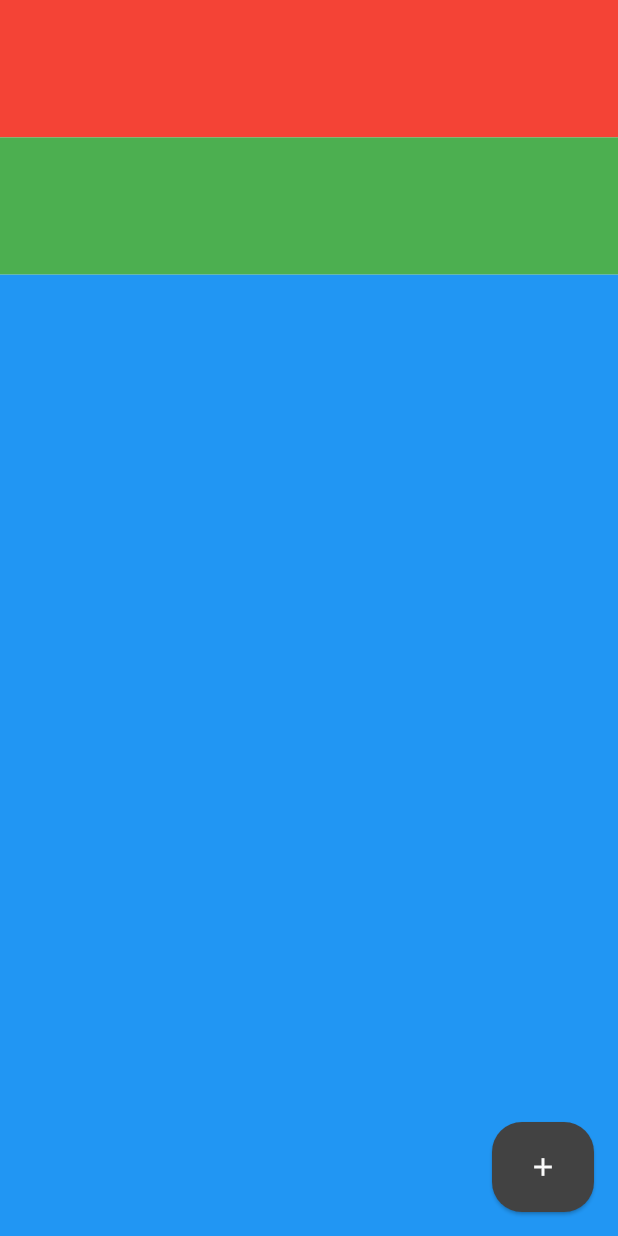
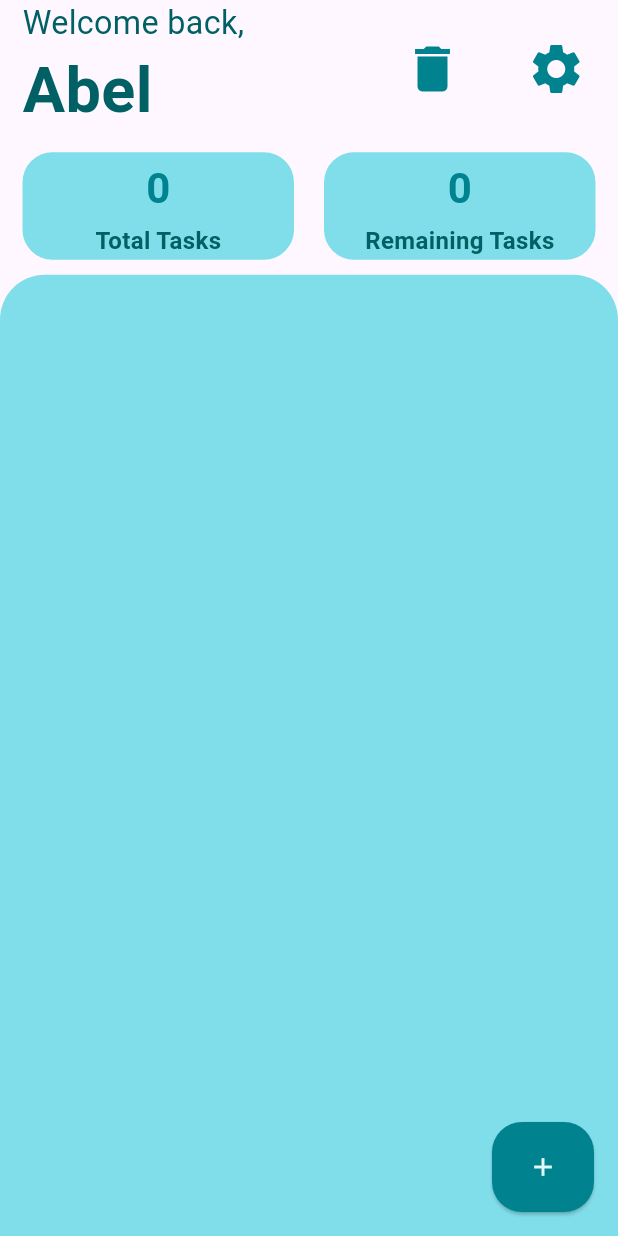
Before and after one commit to Abdallah-Chaouby/next_day_better_you, a Flutter app: the screen it shows after launch, on a phone screen of 412 x 824 dp. Run offline on Flutter 3.47's test engine with Material 3 defaults, Android fonts, the phone set to English and light mode, and no system bars.

Commit message:
Updated UI and task model, resolved README.md conflict

```diff
--- a/lib/view_models/app_view_model.dart
+++ b/lib/view_models/app_view_model.dart
@@ -3,28 +3,65 @@ import '../models/task_model.dart';
 import '../models/user_model.dart';
 
 class AppViewModel extends ChangeNotifier {
-  List <Task> tasks = <Task>[];
+  // Data
+  List<Task> tasks = [];
   User user = User("Abel");
 
-  Color clrLvl1 = Colors.grey.shade50;
-  Color clrLvl2 = Colors.grey.shade200;
-  Color clrLvl3 = Colors.grey.shade800;
-  Color clrLvl4 = Colors.grey.shade900;
+  // Colors
+  final Color clrLvl1 = Colors.cyan.shade50;
+  final Color clrLvl2 = Colors.cyan.shade200;
+  final Color clrLvl3 = Colors.cyan.shade800;
+  final Color clrLvl4 = Colors.cyan.shade900;
 
+  // Getters
+  int get numTasks => tasks.length;
+  int get numTasksRemaining => tasks.where((task) => !task.complete).length;
+  String get username => user.username;
+
+  // Task Management
   void addTask(Task newTask) {
     tasks.add(newTask);
     notifyListeners();
-
   }
 
+  bool getTaskValue(int taskIndex) => tasks[taskIndex].complete;
+  String getTaskTitle(int taskIndex) => tasks[taskIndex].title;
+
+  void setTaskValue(int taskIndex, bool taskValue) {
+    tasks[taskIndex].complete = taskValue;
+    notifyListeners();
+  }
+
+  void deleteTask(int taskIndex) {
+    tasks.removeAt(taskIndex);
+    notifyListeners();
+  }
+
+  void deleteAllTasks() {
+    tasks.clear();
+    notifyListeners();
+  }
+
+  void deleteCompletedTasks() {
+    tasks = tasks.where((task) => !task.complete).toList();
+    notifyListeners();
+  }
+
+  // User Management
+  void updateUsername(String newUsername) {
+    user.username = newUsername;
+    notifyListeners();
+  }
+
+  // UI Helpers
   void bottomSheetBuilder(Widget bottomSheetView, BuildContext context) {
     showModalBottomSheet(
-      shape: RoundedRectangleBorder(borderRadius: BorderRadius.circular(42)),
+      context: context,
+      shape: RoundedRectangleBorder(
+        borderRadius: BorderRadius.circular(42),
+      ),
       clipBehavior: Clip.antiAliasWithSaveLayer,
-      context: context, builder: ((context) {
-      return bottomSheetView;
-    }));
-
-
+      builder: (context) => bottomSheetView,
+    );
+  }
 }
-}
--- /dev/null
+++ b/lib/views/header_view.dart
@@ -0,0 +1,64 @@
+import 'package:flutter/material.dart';
+import 'package:newyoubetteryou/view_models/app_view_model.dart';
+import 'package:newyoubetteryou/views/bottom_sheets/delete_bottom_sheet_view.dart';
+import 'package:newyoubetteryou/views/bottom_sheets/settings_bottom_sheet_view.dart';
+import 'package:provider/provider.dart';
+
+class HeaderView extends StatelessWidget {
+  const HeaderView({super.key});
+
+  @override
+  Widget build(BuildContext context) {
+    return Consumer<AppViewModel>(builder: (context, viewModel, child){
+      return Row(
+        children: [
+          Expanded(flex: 3,
+          child: Container(
+            margin: EdgeInsets.only(left:15),
+            child: Column(children: [
+              Expanded(
+                flex: 1,
+                child: Align(
+                  alignment: Alignment.bottomLeft,
+                  child: FittedBox(
+                    fit: BoxFit.fitHeight,
+                    child: Text("Welcome back,", style: TextStyle(fontSize: 24, color: viewModel.clrLvl4, fontWeight: FontWeight.w400),)),
+                ),
+              ),
+              Expanded(
+                flex: 2,
+                child: Align(
+                  alignment: Alignment.topLeft,
+                  child: FittedBox(
+                    fit: BoxFit.fitHeight,
+                    child: Text(viewModel.username, style: TextStyle(fontSize: 42, color: viewModel.clrLvl4, fontWeight: FontWeight.bold),)),
+                ),
+              ),
+            ],),
+          )),
+
+
+
+
+
+
+
+          Expanded(flex: 1, child: InkWell(onTap:(){
+                      viewModel.bottomSheetBuilder(DeleteBottomSheetView(), context);
+          },
+
+          child: Icon(Icons.delete, color: viewModel.clrLvl3, size: 40,))),
+
+
+
+                    Expanded(flex: 1, child: InkWell(onTap:(){
+                      viewModel.bottomSheetBuilder(SettingsBottomSheetView(), context);
+                    },
+
+          child: Icon(Icons.settings, color: viewModel.clrLvl3, size: 40,))),
+        ],
+      );
+
+    });
+  }
+}
--- /dev/null
+++ b/lib/views/task_info_view.dart
@@ -0,0 +1,82 @@
+import 'package:flutter/material.dart';
+import 'package:newyoubetteryou/view_models/app_view_model.dart';
+import 'package:provider/provider.dart';
+
+class TaskInfoView extends StatelessWidget {
+  const TaskInfoView({super.key});
+
+  @override
+  Widget build(BuildContext context) {
+    return Consumer<AppViewModel>(builder: (context, viewModel, child){
+      return Container(
+        margin: EdgeInsets.fromLTRB(15, 10, 15, 10),
+        child: Row(
+          children: [
+        // Total Tasks
+
+            Expanded(
+              flex: 1,
+              child: Container(
+                decoration: BoxDecoration(
+                  color: viewModel.clrLvl2,
+                  borderRadius: BorderRadius.circular(20)),
+                  child: Column(
+                    children: [
+                      Expanded(
+                        flex: 2,
+                        child: Align(
+                                    alignment: Alignment.center,
+
+
+                                    child: FittedBox(child: Text("${viewModel.numTasks}", style: TextStyle(fontSize: 28, color: viewModel.clrLvl3, fontWeight: FontWeight.bold)))),
+                      ),
+                    Expanded(
+                      flex: 1,
+                      child: Align(
+                        alignment: Alignment.topCenter,
+                        child: FittedBox(child: Text("Total Tasks", style: TextStyle(fontSize: 16, color: viewModel.clrLvl4, fontWeight: FontWeight.w600)))),
+                    )],
+                ),
+              ),
+            ),
+
+
+
+
+
+
+
+
+            SizedBox(width: 20,),
+        // Remaining Tasks
+            Expanded(
+              flex: 1,
+              child: Container(
+                decoration: BoxDecoration(
+                  color: viewModel.clrLvl2,
+                  borderRadius: BorderRadius.circular(20)),
+                  child: Column(
+                    children: [
+                      Expanded(
+                        flex: 2,
+                        child: Align(
+                                    alignment: Alignment.center,
+
+
+                                    child: FittedBox(child: Text("${viewModel.numTasksRemaining}", style: TextStyle(fontSize: 28, color: viewModel.clrLvl3, fontWeight: FontWeight.bold)))),
+                      ),
+                    Expanded(
+                      flex: 1,
+                      child: Align(
+                        alignment: Alignment.topCenter,
+                        child: FittedBox(child: Text("Remaining Tasks", style: TextStyle(fontSize: 16, color: viewModel.clrLvl4, fontWeight: FontWeight.w600)))),
+                    )],
+                ),
+              ),
+            ),
+          ],
+        ),
+      );
+    });
+  }
+}
--- /dev/null
+++ b/lib/views/task_list_view.dart
@@ -0,0 +1,72 @@
+import 'package:flutter/material.dart';
+import 'package:newyoubetteryou/view_models/app_view_model.dart';
+import 'package:provider/provider.dart';
+
+class TaskListView extends StatelessWidget {
+  const TaskListView({super.key});
+
+  @override
+  Widget build(BuildContext context) {
+    return Consumer<AppViewModel>(
+      builder: (context, viewModel, child) {
+        return Container(
+          decoration: BoxDecoration(
+            color: viewModel.clrLvl2,
+            borderRadius: const BorderRadius.vertical(top: Radius.circular(30)),
+          ),
+          child: ListView.separated(
+            padding: const EdgeInsets.all(15),
+            separatorBuilder: (context, index) => const SizedBox(height: 15),
+            itemCount: viewModel.numTasks,
+            itemBuilder: (context, index) {
+              return Dismissible(
+                key: UniqueKey(),
+                direction: DismissDirection.endToStart,
+                onDismissed: (direction) {
+                  viewModel.deleteTask(index);
+                },
+                background: Container(
+                  margin: const EdgeInsets.symmetric(horizontal: 5),
+                  decoration: BoxDecoration(
+                    color: Colors.red.shade300,
+                    borderRadius: BorderRadius.circular(15),
+                  ),
+                  alignment: Alignment.centerRight,
+                  padding: const EdgeInsets.only(right: 20),
+                  child: const Icon(Icons.delete, color: Colors.white),
+                ),
+                child: Container(
+                  decoration: BoxDecoration(
+                    color: viewModel.clrLvl1,
+                    borderRadius: BorderRadius.circular(15),
+                  ),
+                  child: ListTile(
+                    leading: Checkbox(
+                      shape: RoundedRectangleBorder(
+                          borderRadius: BorderRadius.circular(5)),
+                      side: BorderSide(width: 2, color: viewModel.clrLvl3),
+                      checkColor: viewModel.clrLvl1,
+                      activeColor: viewModel.clrLvl3,
+                      value: viewModel.getTaskValue(index),
+                      onChanged: (value) {
+                        viewModel.setTaskValue(index, value!);
+                      },
+                    ),
+                    title: Text(
+                      viewModel.getTaskTitle(index),
+                      style: TextStyle(
+                        color: viewModel.clrLvl4,
+                        fontSize: 17,
+                        fontWeight: FontWeight.w500,
+                      ),
+                    ),
+                  ),
+                ),
+              );
+            },
+          ),
+        );
+      },
+    );
+  }
+}
--- a/lib/views/task_page.dart
+++ b/lib/views/task_page.dart
@@ -1,5 +1,8 @@
 import 'package:flutter/material.dart';
 import 'package:newyoubetteryou/views/add_task_view.dart';
+import 'package:newyoubetteryou/views/header_view.dart';
+import 'package:newyoubetteryou/views/task_info_view.dart';
+import 'package:newyoubetteryou/views/task_list_view.dart';
 
 class TaskPage extends StatelessWidget {
   const TaskPage({super.key});
@@ -12,13 +15,13 @@ class TaskPage extends StatelessWidget {
         child: Column(
           children: [
             // Header View
-          Expanded(flex: 1, child: Container(color: Colors.red),),
+          Expanded(flex: 1, child: HeaderView(),),
 
-          // Task List View
-          Expanded(flex: 1, child: Container(color: Colors.green),),
+          // Task List View-
+          Expanded(flex: 1, child: TaskInfoView()),
 
           // Task list view
-          Expanded(flex: 7, child: Container(color: Colors.blue),),
+          Expanded(flex: 7, child: TaskListView(),),
         ]),
       ) ,
       floatingActionButton: const AddTaskView()
```
Also changed, not shown: lib/views/bottom_sheets/delete_bottom_sheet_view.dart (added, +54 -0 lines), lib/views/bottom_sheets/settings_bottom_sheet_view.dart (added, +49 -0 lines), 1 other file.
